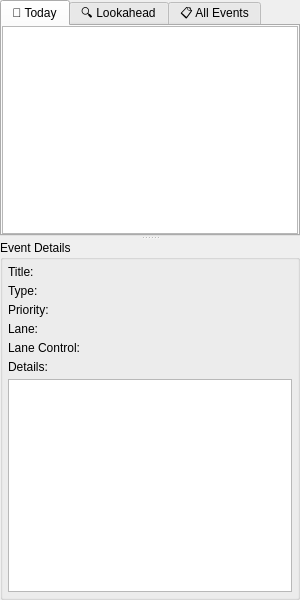
This is src/modules/timeline/TimelineSidePanel.ui in Evsey-K/TestLeadToolbox as Qt 5 draws it before an edit. The edited form follows.
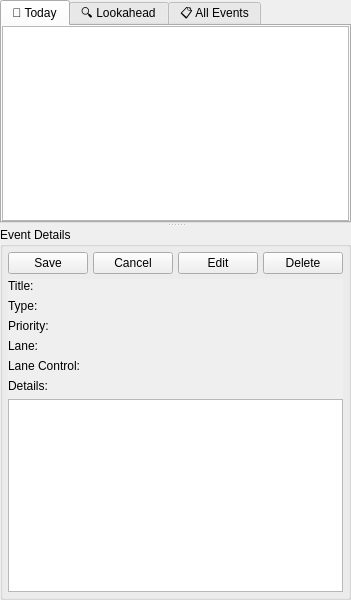
This is the edited form.

Commit message: side panel event details pane overhaul - adding editing capabilities to the event objects from the sidepanel - working but some bugs need to be fixed

What changed in the file:
```diff
--- a/src/modules/timeline/TimelineSidePanel.ui
+++ b/src/modules/timeline/TimelineSidePanel.ui
@@ -139,7 +139,7 @@
       <property name="title">
        <string>Event Details</string>
       </property>
-      <layout class="QVBoxLayout" name="verticalLayout_4" stretch="0,0,1">
+      <layout class="QVBoxLayout" name="verticalLayout_4">
        <property name="spacing">
         <number>5</number>
        </property>
@@ -154,6 +154,90 @@
        </property>
        <property name="bottomMargin">
         <number>5</number>
+       </property>
+       <item>
+        <layout class="QHBoxLayout" name="horizontalLayout">
+         <item>
+          <spacer name="horizontalSpacer">
+           <property name="orientation">
+            <enum>Qt::Orientation::Horizontal</enum>
+           </property>
+           <property name="sizeHint" stdset="0">
+            <size>
+             <width>40</width>
+             <height>20</height>
+            </size>
+           </property>
+          </spacer>
+         </item>
+         <item>
+          <widget class="QPushButton" name="saveDetailsButton">
+           <property name="visible">
+            <bool>false</bool>
+           </property>
+           <property name="text">
+            <string>Save</string>
+           </property>
+          </widget>
+         </item>
+         <item>
+          <widget class="QPushButton" name="cancelDetailsButton">
+           <property name="visible">
+            <bool>false</bool>
+           </property>
+           <property name="text">
+            <string>Cancel</string>
+           </property>
+          </widget>
+         </item>
+         <item>
+          <widget class="QPushButton" name="editDetailsButton">
+           <property name="text">
+            <string>Edit</string>
+           </property>
+          </widget>
+         </item>
+         <item>
+          <widget class="QPushButton" name="deleteDetailsButton">
+           <property name="text">
+            <string>Delete</string>
+           </property>
+          </widget>
+         </item>
+        </layout>
+       </item>
+       <item>
+        <widget class="QScrollArea" name="detailsScrollArea">
+         <property name="frameShape">
+          <enum>QFrame::Shape::NoFrame</enum>
+         </property>
+         <property name="widgetResizable">
+          <bool>true</bool>
+         </property>
+         <widget class="QWidget" name="detailsScrollAreaWidgetContents">
+          <property name="geometry">
+           <rect>
+            <x>0</x>
+            <y>0</y>
+            <width>284</width>
+            <height>313</height>
+           </rect>
+          </property>
+          <layout class="QVBoxLayout" name="detailsScrollAreaLayout">
+           <property name="spacing">
+            <number>6</number>
+           </property>
+           <property name="leftMargin">
+            <number>0</number>
+           </property>
+           <property name="topMargin">
+            <number>0</number>
+           </property>
+           <property name="rightMargin">
+            <number>0</number>
+           </property>
+           <property name="bottomMargin">
+            <number>0</number>
        </property>
        <item>
         <layout class="QFormLayout" name="detailsFormLayout">
@@ -244,15 +328,13 @@
        </item>
        <item>
         <widget class="QTextEdit" name="detailsTextEdit">
-         <property name="maximumSize">
-          <size>
-           <width>16777215</width>
-           <height>16777215</height>
-          </size>
-         </property>
          <property name="readOnly">
           <bool>true</bool>
          </property>
+            </widget>
+           </item>
+          </layout>
+         </widget>
         </widget>
        </item>
       </layout>
```
Lines whose indentation alone changed are shown as unchanged. The commit also changes 11 other files.
